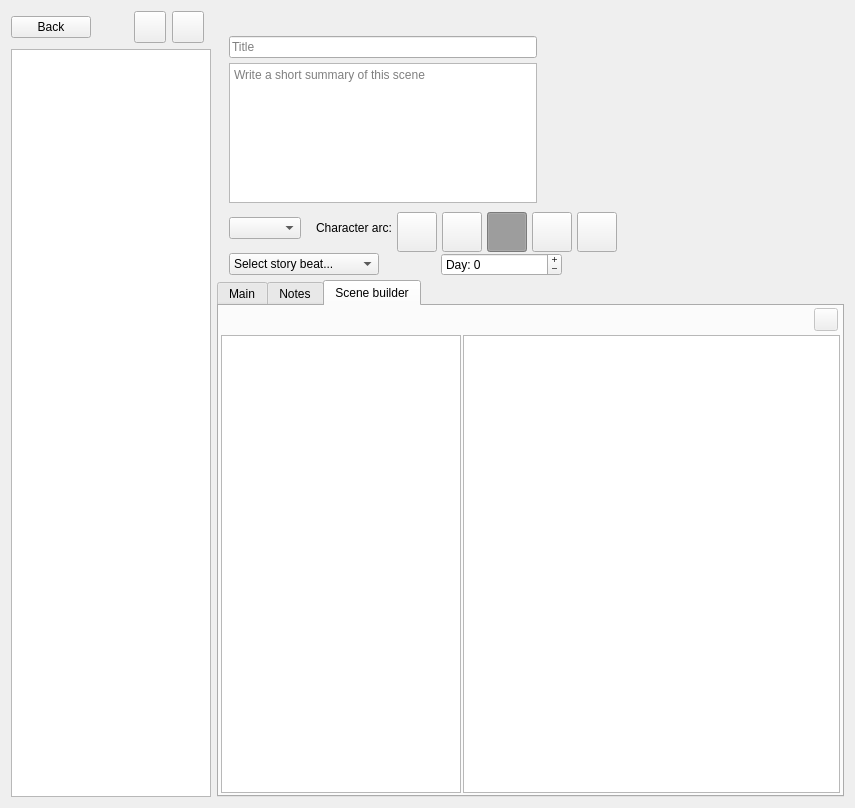
This is ui/scene_editor.ui in zkovari/plotlyst as Qt 5 draws it before an edit. The edited form follows.
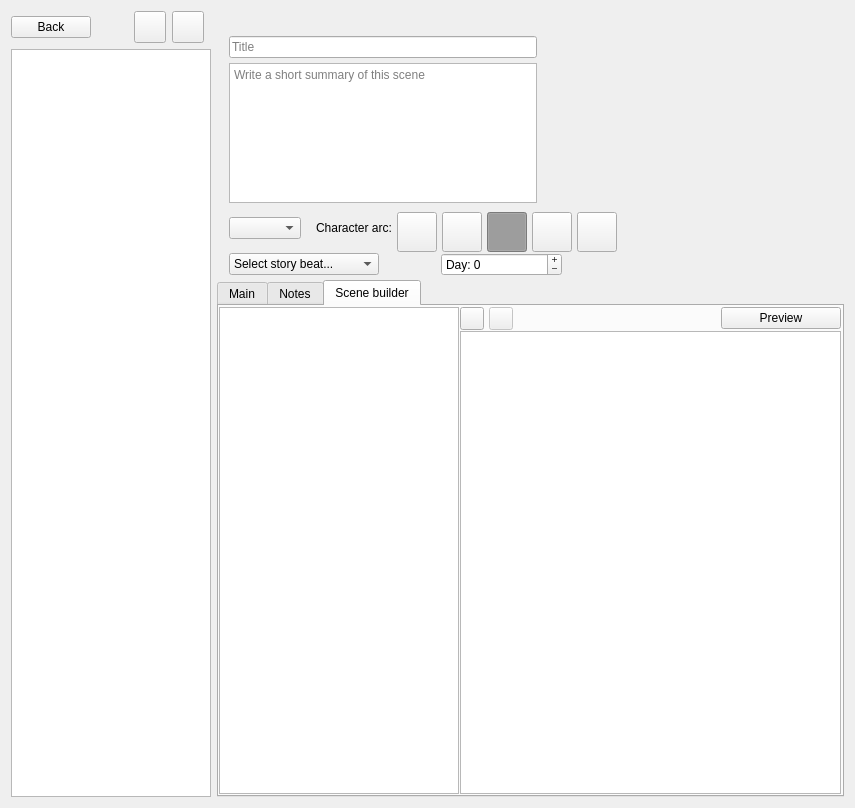
This is the edited form.

Commit message: Scene builder preview

```diff
--- a/ui/scene_editor.ui
+++ b/ui/scene_editor.ui
@@ -1238,40 +1238,76 @@
         <attribute name="title">
          <string>Scene builder</string>
         </attribute>
-        <layout class="QVBoxLayout" name="verticalLayout_9">
+        <layout class="QVBoxLayout" name="verticalLayout_10">
          <property name="spacing">
-          <number>2</number>
+          <number>1</number>
          </property>
          <property name="leftMargin">
-          <number>2</number>
-         </property>
-         <property name="topMargin">
           <number>0</number>
          </property>
-         <property name="rightMargin">
-          <number>2</number>
-         </property>
-         <property name="bottomMargin">
-          <number>2</number>
-         </property>
-         <item>
-          <widget class="QWidget" name="widget" native="true">
-           <layout class="QHBoxLayout" name="horizontalLayout_16">
-            <property name="spacing">
-             <number>2</number>
-            </property>
-            <property name="leftMargin">
-             <number>2</number>
-            </property>
             <property name="topMargin">
-             <number>2</number>
+          <number>1</number>
             </property>
             <property name="rightMargin">
-             <number>2</number>
+          <number>1</number>
             </property>
             <property name="bottomMargin">
-             <number>2</number>
-            </property>
+          <number>1</number>
+         </property>
+         <item>
+          <layout class="QHBoxLayout" name="horizontalLayout_17">
+           <item>
+            <widget class="QTreeView" name="treeInventory">
+             <property name="maximumSize">
+              <size>
+               <width>240</width>
+               <height>16777215</height>
+              </size>
+             </property>
+             <property name="dragEnabled">
+              <bool>true</bool>
+             </property>
+             <property name="dragDropMode">
+              <enum>QAbstractItemView::DragOnly</enum>
+             </property>
+             <property name="selectionMode">
+              <enum>QAbstractItemView::SingleSelection</enum>
+             </property>
+             <property name="expandsOnDoubleClick">
+              <bool>false</bool>
+             </property>
+             <attribute name="headerVisible">
+              <bool>false</bool>
+             </attribute>
+            </widget>
+           </item>
+           <item>
+            <layout class="QVBoxLayout" name="verticalLayout_9">
+             <item>
+              <layout class="QHBoxLayout" name="horizontalLayout_15">
+               <property name="spacing">
+                <number>5</number>
+               </property>
+               <item>
+                <widget class="QToolButton" name="btnEdit">
+                 <property name="text">
+                  <string/>
+                 </property>
+                </widget>
+               </item>
+               <item>
+                <widget class="QToolButton" name="btnDelete">
+                 <property name="enabled">
+                  <bool>false</bool>
+                 </property>
+                 <property name="text">
+                  <string/>
+                 </property>
+                 <property name="shortcut">
+                  <string>Del</string>
+                 </property>
+                </widget>
+               </item>
             <item>
              <spacer name="horizontalSpacer_18">
               <property name="orientation">
@@ -1286,47 +1322,31 @@
              </spacer>
             </item>
             <item>
-             <widget class="QToolButton" name="btnDelete">
-              <property name="enabled">
-               <bool>false</bool>
-              </property>
-              <property name="text">
-               <string/>
-              </property>
-              <property name="shortcut">
-               <string>Del</string>
-              </property>
-             </widget>
-            </item>
-           </layout>
-          </widget>
-         </item>
-         <item>
-          <layout class="QHBoxLayout" name="horizontalLayout_15">
-           <item>
-            <widget class="QTreeView" name="treeInventory">
+                <widget class="QPushButton" name="btnPreview">
+                 <property name="minimumSize">
+                  <size>
+                   <width>120</width>
+                   <height>0</height>
+                  </size>
+                 </property>
              <property name="maximumSize">
               <size>
-               <width>240</width>
+                   <width>200</width>
                <height>16777215</height>
               </size>
              </property>
-             <property name="dragEnabled">
+                 <property name="cursor">
+                  <cursorShape>PointingHandCursor</cursorShape>
+                 </property>
+                 <property name="text">
+                  <string>Preview</string>
+                 </property>
+                 <property name="positive" stdset="0">
               <bool>true</bool>
              </property>
-             <property name="dragDropMode">
-              <enum>QAbstractItemView::DragOnly</enum>
-             </property>
-             <property name="selectionMode">
-              <enum>QAbstractItemView::SingleSelection</enum>
-             </property>
-             <property name="expandsOnDoubleClick">
-              <bool>false</bool>
-             </property>
-             <attribute name="headerVisible">
-              <bool>false</bool>
-             </attribute>
-            </widget>
+                </widget>
+               </item>
+              </layout>
            </item>
            <item>
             <widget class="QTreeView" name="treeSceneBuilder">
@@ -1346,6 +1366,8 @@
               <bool>false</bool>
              </attribute>
             </widget>
+             </item>
+            </layout>
            </item>
           </layout>
          </item>
```
Lines whose indentation alone changed are shown as unchanged. The commit also changes 7 other files.
